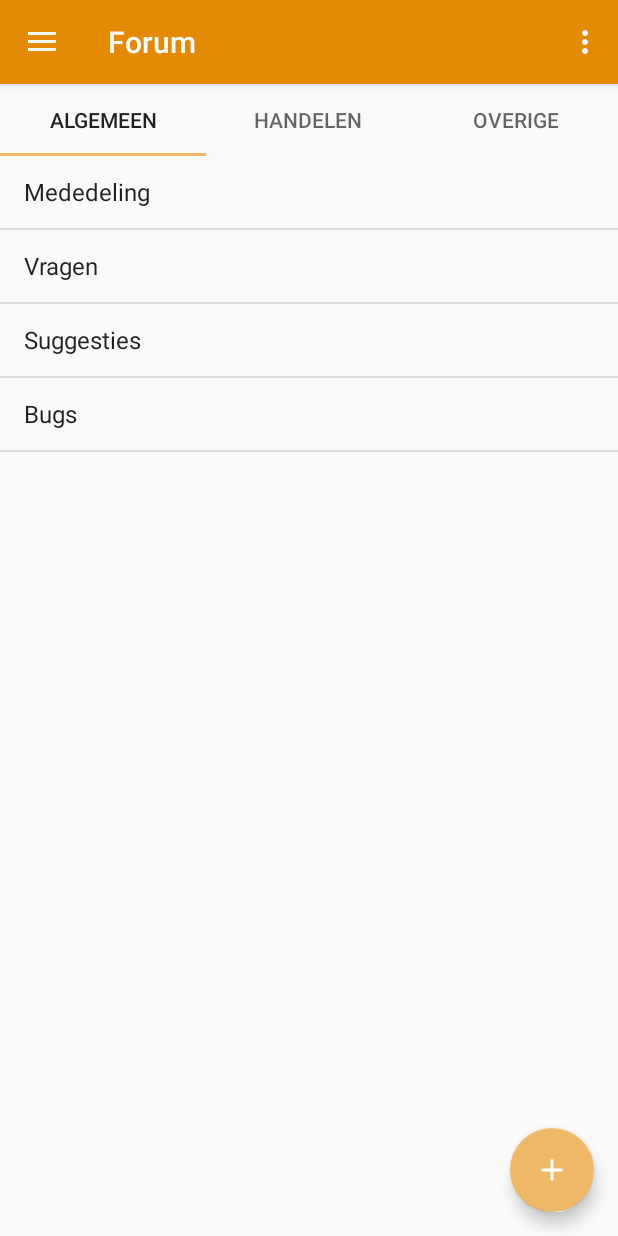
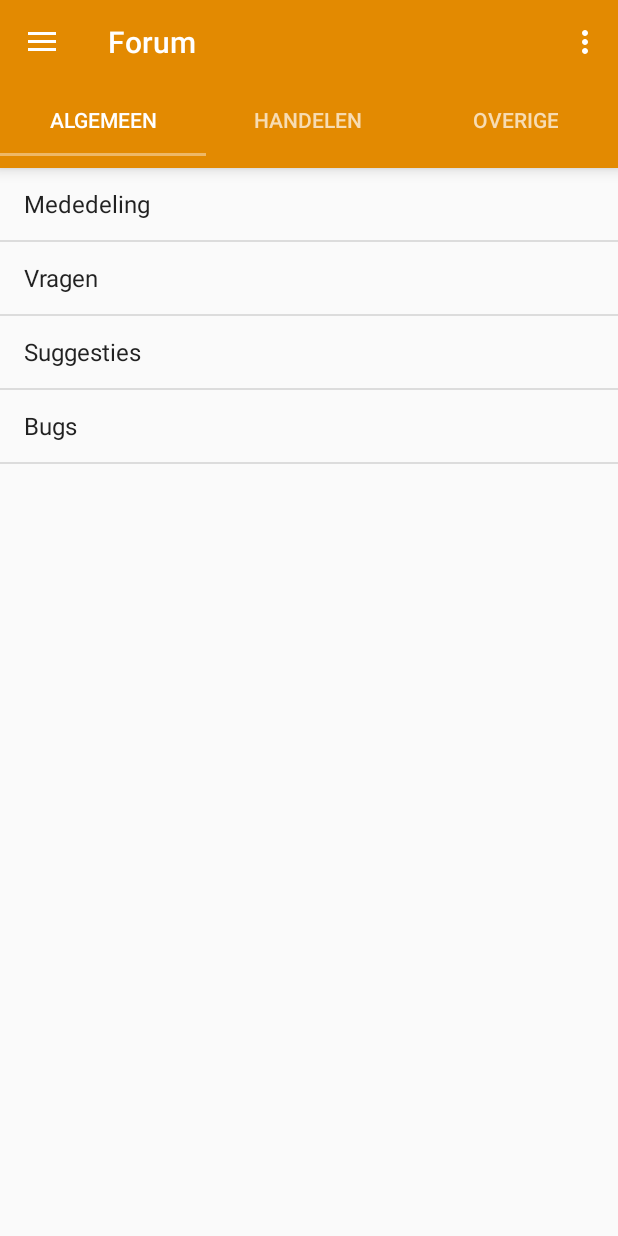
Before and after one commit to Wouter0100/android-one2xs, an Android app: the screen it shows after launch (MainActivity), in the options menu, after a tap on "Settings", on a phone screen of 412 x 824 dp. Run offline under Robolectric (Android 15) with nearby library versions, the phone set to English and light mode, and no system bars.

Commit message:
Updated TabLayout to match Toolbar and moved FAB in fragment

```diff
--- a/app/src/main/java/nl/wouter0100/one2xs/MainActivity.java
+++ b/app/src/main/java/nl/wouter0100/one2xs/MainActivity.java
@@ -9,7 +9,6 @@ import android.content.IntentFilter;
 import android.graphics.Bitmap;
 import android.graphics.BitmapFactory;
 import android.os.Bundle;
-import android.support.design.widget.FloatingActionButton;
 import android.support.design.widget.NavigationView;
 import android.support.v4.app.Fragment;
 import android.support.v4.app.FragmentManager;
@@ -45,7 +44,6 @@ public class MainActivity extends AppCompatActivity
 
     private Context mContext;
 
-    private FloatingActionButton mFloatingActionButton;
     private NavigationView mNavigationView;
 
     private BroadcastReceiver mUserSyncFinishedReceiver;
@@ -83,10 +81,6 @@ public class MainActivity extends AppCompatActivity
             }
         });
         mDrawerToggle.syncState();
-
-        // Floaitng action button stuff
-        mFloatingActionButton = (FloatingActionButton) findViewById(R.id.fab);
-        mFloatingActionButton.setVisibility(View.INVISIBLE);
 
         // Navigation
         mNavigationView = (NavigationView) findViewById(R.id.nav_view);
--- a/app/src/main/java/nl/wouter0100/one2xs/fragments/SectionsFragment.java
+++ b/app/src/main/java/nl/wouter0100/one2xs/fragments/SectionsFragment.java
@@ -1,5 +1,7 @@
 package nl.wouter0100.one2xs.fragments;
 
+import android.content.Context;
+import android.os.Build;
 import android.os.Bundle;
 import android.support.design.widget.TabLayout;
 import android.support.v4.app.Fragment;
@@ -97,4 +99,24 @@ public class SectionsFragment extends Fragment {
         ActionBar actionBar = activity.getSupportActionBar();
         actionBar.setTitle(R.string.forum);
     }
+
+    @Override
+    public void onStart() {
+        super.onStart();
+
+        if (Build.VERSION.SDK_INT >= Build.VERSION_CODES.LOLLIPOP) {
+            getActivity().findViewById(R.id.appbar).setElevation(0);
+        }
+    }
+
+    @Override
+    public void onStop() {
+        super.onStop();
+
+        System.out.println("test");
+        if (Build.VERSION.SDK_INT >= Build.VERSION_CODES.LOLLIPOP) {
+            System.out.println("test2");
+            getActivity().findViewById(R.id.appbar).setElevation(getResources().getDimension(R.dimen.app_bar_elevation));
+        }
+    }
 }
--- a/app/src/main/java/nl/wouter0100/one2xs/fragments/ThreadsFragment.java
+++ b/app/src/main/java/nl/wouter0100/one2xs/fragments/ThreadsFragment.java
@@ -61,8 +61,7 @@ public class ThreadsFragment extends Fragment {
         actionBar.setTitle(mForum.getName());
 
         // Visible the FAB
-        FloatingActionButton floatingActionButton = (FloatingActionButton) getActivity().findViewById(R.id.fab);
-        floatingActionButton.setVisibility(View.VISIBLE);
+        FloatingActionButton floatingActionButton = (FloatingActionButton) view.findViewById(R.id.fab);
         floatingActionButton.setOnClickListener(new View.OnClickListener() {
 
             @Override
--- a/app/src/main/res/layout/app_bar_main.xml
+++ b/app/src/main/res/layout/app_bar_main.xml
@@ -8,8 +8,10 @@
     tools:context="nl.wouter0100.one2xs.MainActivity">
 
     <android.support.design.widget.AppBarLayout
+        android:id="@+id/appbar"
         android:layout_width="match_parent"
         android:layout_height="wrap_content"
+        android:elevation="@dimen/app_bar_elevation"
         android:theme="@style/AppTheme.AppBarOverlay">
 
         <android.support.v7.widget.Toolbar
@@ -23,13 +25,4 @@
 
     <include layout="@layout/content_main" />
 
-    <android.support.design.widget.FloatingActionButton
-        android:id="@+id/fab"
-        android:layout_width="wrap_content"
-        android:layout_height="wrap_content"
-        android:layout_gravity="bottom|end"
-        android:layout_margin="@dimen/fab_margin"
-        android:src="@drawable/ic_add"
-        android:visibility="visible" />
-
 </android.support.design.widget.CoordinatorLayout>
--- a/app/src/main/res/layout/fragment_forums.xml
+++ b/app/src/main/res/layout/fragment_forums.xml
@@ -8,4 +8,5 @@
         android:layout_width="match_parent"
         android:layout_height="match_parent"
         android:drawSelectorOnTop="false"/>
+
 </LinearLayout>
--- a/app/src/main/res/layout/fragment_sections.xml
+++ b/app/src/main/res/layout/fragment_sections.xml
@@ -7,7 +7,11 @@
     <android.support.design.widget.TabLayout
         android:id="@+id/sliding_tabs"
         android:layout_width="match_parent"
-        android:layout_height="wrap_content" />
+        android:layout_height="wrap_content"
+        android:background="?attr/colorPrimary"
+        android:elevation="6dp"
+        android:minHeight="?attr/actionBarSize"
+        android:theme="@style/ThemeOverlay.AppCompat.Dark.ActionBar" />
 
     <android.support.v4.view.ViewPager
         android:id="@+id/pager"
--- a/app/src/main/res/layout/fragment_threads.xml
+++ b/app/src/main/res/layout/fragment_threads.xml
@@ -10,4 +10,12 @@
         android:layout_height="match_parent"
         android:id="@+id/threads_forum_name"/>
 
+    <android.support.design.widget.FloatingActionButton
+        android:id="@+id/fab"
+        android:layout_width="wrap_content"
+        android:layout_height="wrap_content"
+        android:layout_gravity="bottom|end"
+        android:layout_margin="@dimen/fab_margin"
+        android:src="@drawable/ic_add" />
+
 </FrameLayout>
--- a/app/src/main/res/values/dimens.xml
+++ b/app/src/main/res/values/dimens.xml
@@ -7,4 +7,5 @@
     <dimen name="nav_header_height">160dp</dimen>
     <dimen name="fab_margin">16dp</dimen>
     <dimen name="text_margin">16dp</dimen>
+    <dimen name="app_bar_elevation">6dp</dimen>
 </resources>
```
